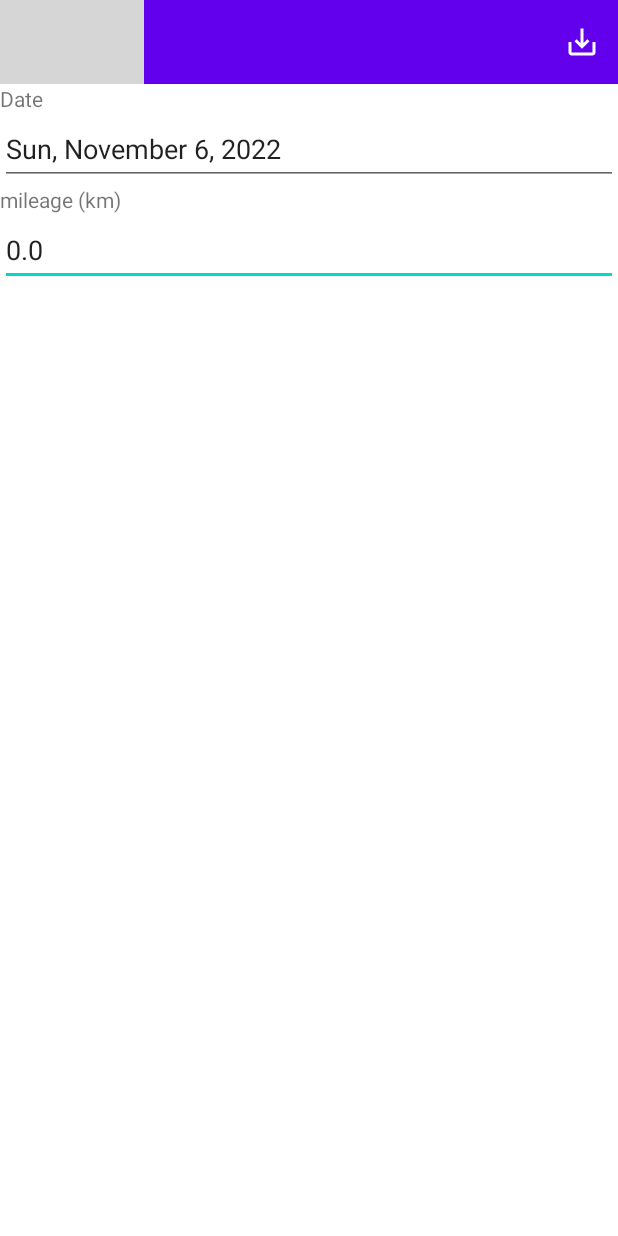
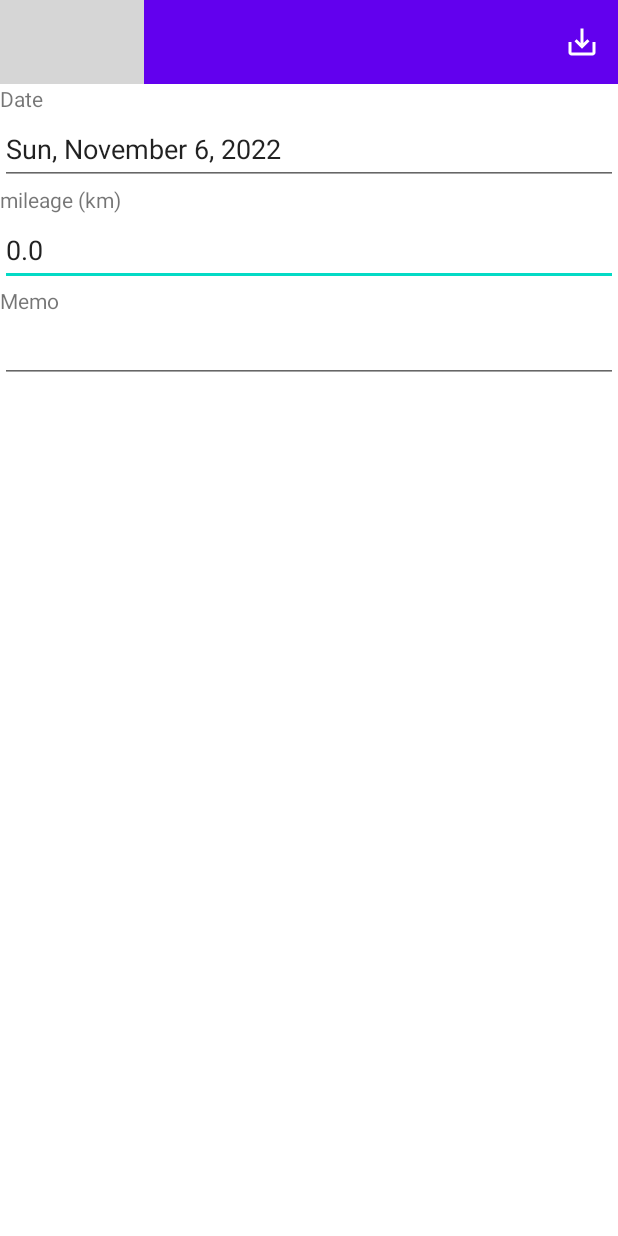
Before and after one commit to rarewin/DriveLogger, an Android app: the LogEditFragment screen opened directly, with no data from a screen before it, on a phone screen of 412 x 824 dp. Run offline under Robolectric (Android 15) with nearby library versions, the phone set to English and light mode, and no system bars; libraries missing offline, so code that uses them is left out: io.realm.kotlin; 2 statements that could not run were skipped; grey boxes are pictures that could not be loaded.

Commit message:
メモを追加

```diff
--- a/app/src/main/java/org/tirasweel/drivelogger/db/DriveLog.kt
+++ b/app/src/main/java/org/tirasweel/drivelogger/db/DriveLog.kt
@@ -60,6 +60,7 @@ class DriveLog : RealmObject {
         updatedDate = 0
         date = 0
         milliMileage = 0
+        memo = ""
     }
 
     constructor(log: DriveLog) {
@@ -68,5 +69,6 @@ class DriveLog : RealmObject {
         updatedDate = log.updatedDate
         date = log.date
         milliMileage = log.milliMileage
+        memo = log.memo
     }
 }
--- a/app/src/main/java/org/tirasweel/drivelogger/fragments/LogEditFragment.kt
+++ b/app/src/main/java/org/tirasweel/drivelogger/fragments/LogEditFragment.kt
@@ -104,6 +104,7 @@ class LogEditFragment : Fragment(), FragmentResultListener {
             binding.inputDate.setText("$date")
             val milliMileage = log.milliMileage
             binding.inputMileage.setText("${milliMileage / 1000.0}")
+            binding.inputMemo.setText(log.memo)
         } ?: error("tmpDriveLog is null")
 
 //        driveLog?.let { log ->
@@ -210,6 +211,7 @@ class LogEditFragment : Fragment(), FragmentResultListener {
                                         .toDoubleOrNull()
                                         ?: throw java.lang.IllegalArgumentException("failed to convert into to double")
                                 milliMileage = (mileage * 1000.0).toLong()
+                                memo = binding.inputMemo.text.toString()
                             }
                         } catch (e: Error) {
                             // TODO: 入力が不正ですダイアログの表示
@@ -235,6 +237,7 @@ class LogEditFragment : Fragment(), FragmentResultListener {
                                                     findLatest(driveLog)?.apply {
                                                         date = tmpDriveLog.date
                                                         milliMileage = tmpDriveLog.milliMileage
+                                                        memo = tmpDriveLog.memo
                                                     }
                                                 }
                                         }
--- a/app/src/main/res/layout/fragment_log_edit.xml
+++ b/app/src/main/res/layout/fragment_log_edit.xml
@@ -2,7 +2,7 @@
 <FrameLayout xmlns:android="http://schemas.android.com/apk/res/android"
     xmlns:app="http://schemas.android.com/apk/res-auto"
     xmlns:tools="http://schemas.android.com/tools"
-    android:id="@+id/editFragment"
+    android:id="@+id/title_memo"
     android:layout_width="match_parent"
     android:layout_height="match_parent">
 
@@ -64,6 +64,20 @@
                 android:inputType="numberDecimal"
                 android:minHeight="48dp" />
 
+            <TextView
+                android:id="@+id/textView"
+                android:layout_width="match_parent"
+                android:layout_height="wrap_content"
+                android:text="@string/title_memo" />
+
+            <EditText
+                android:id="@+id/input_memo"
+                android:layout_width="match_parent"
+                android:layout_height="wrap_content"
+                android:ems="10"
+                android:gravity="start|top"
+                android:inputType="textMultiLine" />
+
         </LinearLayout>
 
     </androidx.constraintlayout.widget.ConstraintLayout>
--- a/app/src/main/res/values/strings.xml
+++ b/app/src/main/res/values/strings.xml
@@ -13,4 +13,5 @@
     <string name="message_discard_modification_drivelog">Do you want to discard the changes?</string>
     <string name="title_date">Date</string>
     <string name="title_mileage">mileage (km)</string>
+    <string name="title_memo">Memo</string>
 </resources>
```
Also changed, not shown: 1 other file.
